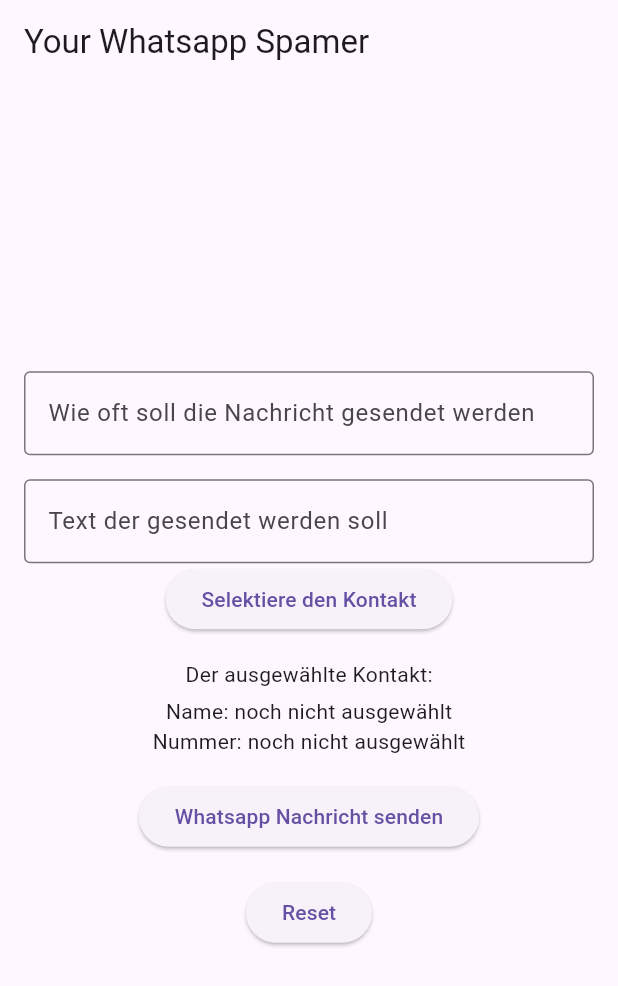
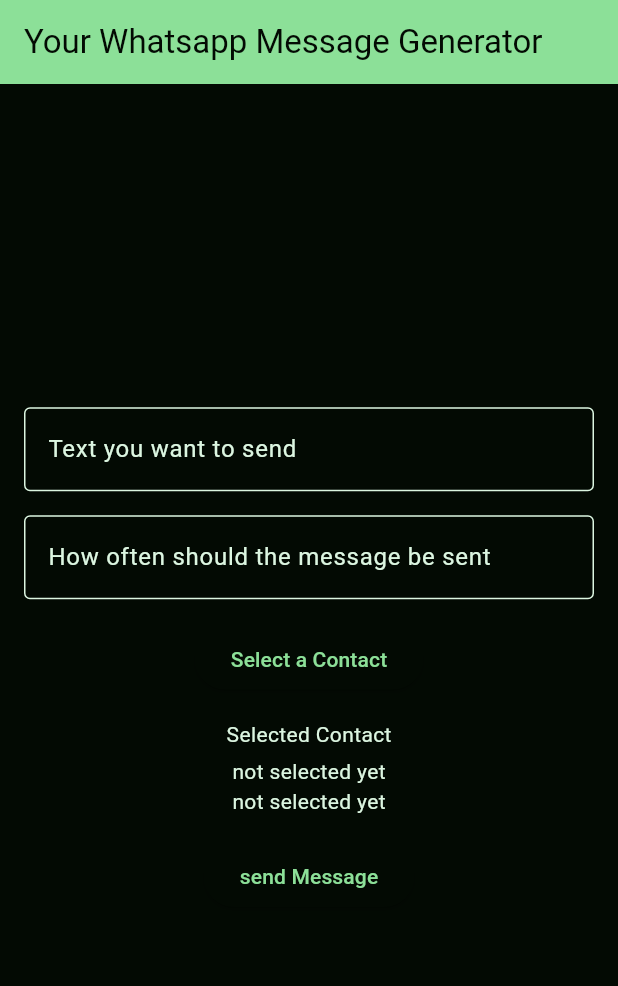
Before and after one commit to TheRealSpeedie/WhatsAppMessageGenerator, a Flutter app: the screen it shows after launch, on a phone screen of 412 x 824 dp. Shown: the top 986 px of the screen. Run offline on Flutter 3.47's test engine with Material 3 defaults, Android fonts, the phone set to English and light mode, and no system bars; our stand-ins replace flutter_native_contact_picker; missing offline and left inert: whatsapp_unilink.

Commit message:
Changed Design
Changed Design and text to englisch

```diff
--- a/whatsapp_spamer/lib/main.dart
+++ b/whatsapp_spamer/lib/main.dart
@@ -5,27 +5,53 @@
 import 'package:flutter_native_contact_picker/flutter_native_contact_picker.dart';
 import 'package:flutter_native_contact_picker/model/contact.dart';
 
+const textColor = Color(0xFFdcf6e1);
+const backgroundColor = Color(0xFF030a03);
+const primaryColor = Color(0xFF8ce098);
+const primaryFgColor = Color(0xFF030a03);
+const secondaryColor = Color(0xFF213d7a);
+const secondaryFgColor = Color(0xFFdcf6e1);
+const accentColor = Color(0xFF574ace);
+const accentFgColor = Color(0xFFdcf6e1);
+
+const colorScheme = ColorScheme(
+  brightness: Brightness.dark,
+  background: backgroundColor,
+  onBackground: textColor,
+  primary: primaryColor,
+  onPrimary: primaryFgColor,
+  secondary: secondaryColor,
+  onSecondary: secondaryFgColor,
+  tertiary: accentColor,
+  onTertiary: accentFgColor,
+  surface: backgroundColor,
+  onSurface: textColor,
+  error: Brightness.dark == Brightness.light ? Color(0xffB3261E) : Color(0xffF2B8B5),
+  onError: Brightness.dark == Brightness.light ? Color(0xffFFFFFF) : Color(0xff601410),
+);
+
 void main() {
-  runApp(MyApp());
+  runApp(WhatsAppMessageGenerator());
 }
 
-class MyApp extends StatefulWidget {
-  const MyApp({super.key});
-  State<MyApp> createState() => _WhatsAppSpamerState();
+class WhatsAppMessageGenerator extends StatefulWidget {
+  const WhatsAppMessageGenerator({super.key});
+  @override
+  State<WhatsAppMessageGenerator> createState() => WhatsAppMessageGeneratorState();
 }
 
-class _WhatsAppSpamerState extends State<MyApp> {
+class WhatsAppMessageGeneratorState extends State<WhatsAppMessageGenerator> {
   final howOftenMessageSent = TextEditingController();
   final textToSend = TextEditingController();
   final FlutterNativeContactPicker _contactPicker =
   FlutterNativeContactPicker();
   Contact? contact;
-  String phoneNumber = "noch nicht ausgewählt";
+  String phoneNumber = "not selected yet";
   String finalTextToSend = "";
-  String contactName = "noch nicht ausgewählt";
+  String contactName = "not selected yet";
 
 
-  Future<void> _openWhatsAppLink() async {
+  Future<void> OpenWhatsAppLink() async {
     Multiplytext();
     final link = WhatsAppUnilink(
       phoneNumber: phoneNumber,
@@ -45,9 +71,22 @@
   @override
   Widget build(BuildContext context) {
     return MaterialApp(
+      theme: ThemeData(
+        colorScheme: colorScheme,
+        appBarTheme: AppBarTheme(
+          backgroundColor: primaryColor,
+          foregroundColor: primaryFgColor,
+        ),
+        scaffoldBackgroundColor: backgroundColor,
+        textTheme: TextTheme(
+          bodyLarge: TextStyle(color: textColor),
+          bodyMedium: TextStyle(color: textColor),
+          bodySmall: TextStyle(color: textColor),
+        ),
+      ),
     home: Scaffold(
       appBar: AppBar(
-        title: Text('Your Whatsapp Spamer'),
+        title: Text('Your Whatsapp Message Generator'),
       ),
       body: Padding(
         padding: const EdgeInsets.all(16.0),
@@ -55,64 +94,59 @@
           mainAxisAlignment: MainAxisAlignment.center,
           children: <Widget>[
             TextField(
-              controller: howOftenMessageSent,
-              keyboardType: TextInputType.number,
+              controller: textToSend,
+              keyboardType: TextInputType.text,
               decoration: InputDecoration(
-                labelText: 'Wie oft soll die Nachricht gesendet werden',
+                labelText: 'Text you want to send',
                 border: OutlineInputBorder(),
               ),
             ),
             SizedBox(height: 16),
             TextField(
-              controller: textToSend,
-              keyboardType: TextInputType.text,
+              controller: howOftenMessageSent,
+              keyboardType: TextInputType.number,
               decoration: InputDecoration(
-                labelText: 'Text der gesendet werden soll',
+                labelText: 'How often should the message be sent',
                 border: OutlineInputBorder(),
               ),
             ),
+            SizedBox(height: 16),
            ElevatedButton(
               onPressed: () async {
                 contact = await _contactPicker.selectContact();
                 setState(() {
-                  phoneNumber = contact!.phoneNumbers!.isNotEmpty ? contact?.phoneNumbers?.first as String : "[nummer]";
+                  phoneNumber = contact!.phoneNumbers!.isNotEmpty ? contact?.phoneNumbers?.first as String : "unknown number";
                 });
                 if (contact != null) {
                   setState(() {
-                    contactName = contact?.fullName ?? "[unbekannter Name]";
+                    contactName = contact?.fullName ?? "unknown Name";
                   });
                 } else {
                   setState(() {
-                    contactName = "kein Kontakt ausgewählt";
+                    contactName = "no Contact selected";
                   });
                 }
               },
-              child: Text('Selektiere den Kontakt'),
+              child: Text('Select a Contact'),
             ),
             SizedBox(height: 16),
-            Text('Der ausgewählte Kontakt:'),
+            Text('Selected Contact'),
             SizedBox(height: 5),
-            Text('Name: $contactName', key: Key("nameKey")),
-            Text('Nummer: $phoneNumber', key: Key("numberKey")),
+            Text('$contactName', key: Key("nameKey")),
+            Text('$phoneNumber', key: Key("numberKey")),
             SizedBox(height: 16),
             ElevatedButton(
               onPressed: () {
-                _openWhatsAppLink();
-              },
-              child: Text('Whatsapp Nachricht senden'),
-            ),
-            SizedBox(height: 16),
-            ElevatedButton(
-              onPressed: () {
+                OpenWhatsAppLink();
                 setState(() {
-                  phoneNumber = "noch nicht ausgewählt";
-                  contactName = "noch nicht ausgewählt";
+                  phoneNumber = "not selected yet";
+                  contactName = "not selected yet";
                   contact = null;
                 });
                 howOftenMessageSent.text = "";
                 textToSend.text = "";
               },
-              child: Text('Reset'),
+              child: Text('send Message'),
             )
           ],
         ),
```
Also changed, not shown: 3 other files.
